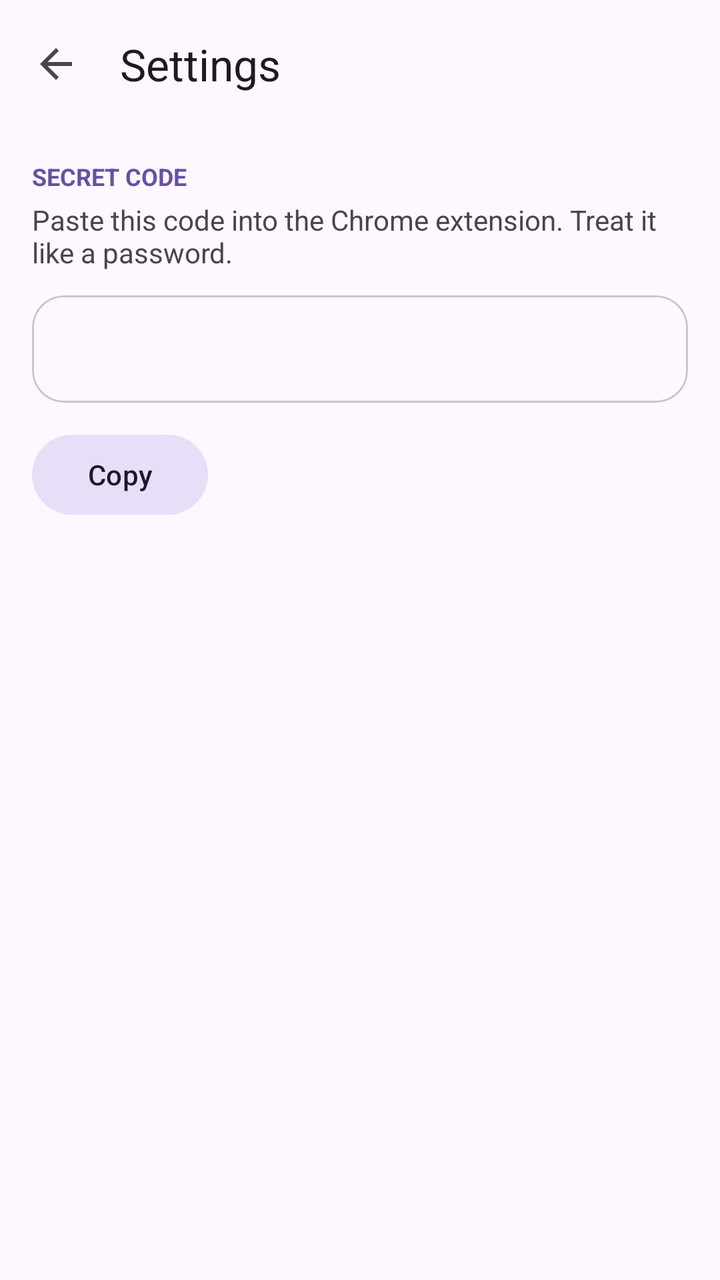
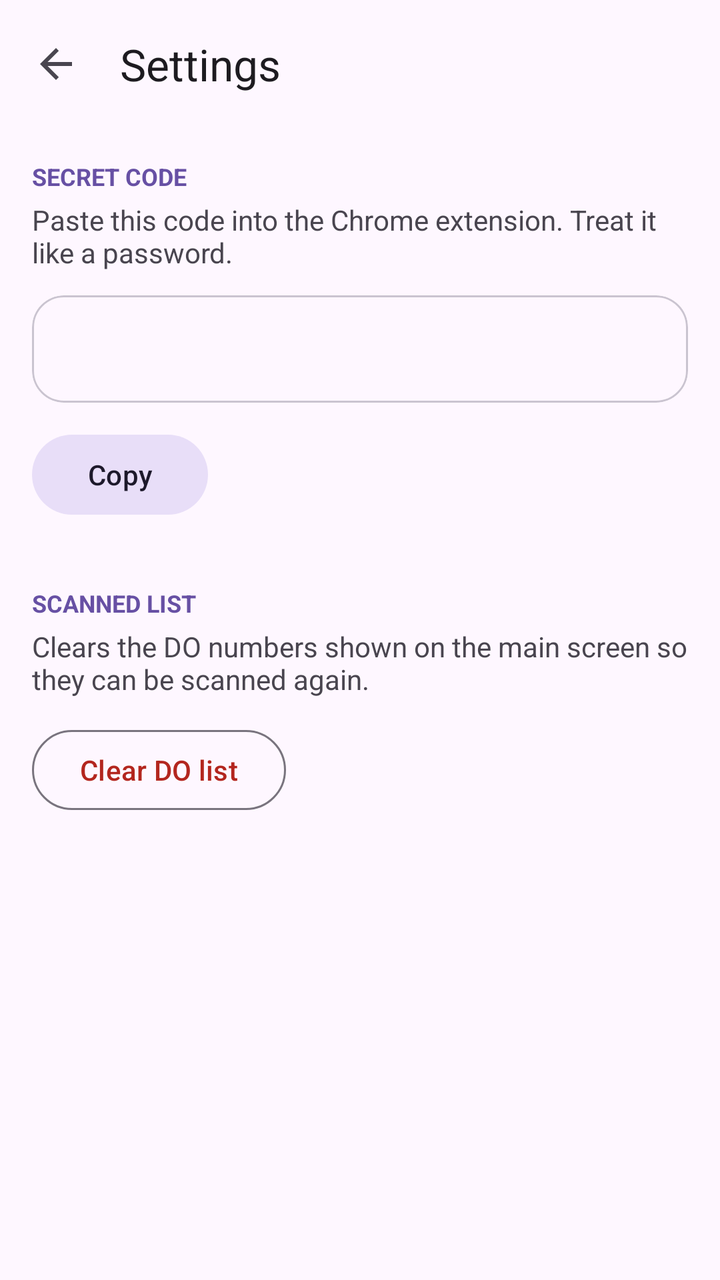

Two renders of the same Android screen: before a commit and after it. Below are the layout's source before the change and the commit's diff.
<!-- AndroidManifest.xml: application theme Theme.OcrDemo -->
<!-- res/layout/activity_settings.xml -->
<?xml version="1.0" encoding="utf-8"?>
<LinearLayout xmlns:android="http://schemas.android.com/apk/res/android"
    xmlns:app="http://schemas.android.com/apk/res-auto"
    android:layout_width="match_parent"
    android:layout_height="match_parent"
    android:background="?attr/colorSurface"
    android:fitsSystemWindows="true"
    android:orientation="vertical">

    <com.google.android.material.appbar.MaterialToolbar
        android:id="@+id/toolbar"
        android:layout_width="match_parent"
        android:layout_height="64dp"
        android:background="?attr/colorSurface"
        app:navigationIcon="?attr/homeAsUpIndicator"
        app:title="Settings"
        app:titleTextColor="?attr/colorOnSurface" />

    <LinearLayout
        android:layout_width="match_parent"
        android:layout_height="wrap_content"
        android:orientation="vertical"
        android:padding="16dp">

        <TextView
            android:layout_width="wrap_content"
            android:layout_height="wrap_content"
            android:text="SECRET CODE"
            android:textColor="?attr/colorPrimary"
            android:textSize="12sp"
            android:textStyle="bold" />

        <TextView
            android:layout_width="match_parent"
            android:layout_height="wrap_content"
            android:layout_marginTop="4dp"
            android:text="Paste this code into the Chrome extension. Treat it like a password."
            android:textColor="?attr/colorOnSurfaceVariant"
            android:textSize="14sp" />

        <com.google.android.material.card.MaterialCardView
            style="?attr/materialCardViewOutlinedStyle"
            android:layout_width="match_parent"
            android:layout_height="wrap_content"
            android:layout_marginTop="12dp"
            app:cardCornerRadius="16dp"
            app:cardElevation="0dp">

            <TextView
                android:id="@+id/tvCode"
                android:layout_width="match_parent"
                android:layout_height="wrap_content"
                android:fontFamily="monospace"
                android:padding="16dp"
                android:textColor="?attr/colorOnSurface"
                android:textIsSelectable="true"
                android:textSize="16sp" />
        </com.google.android.material.card.MaterialCardView>

        <com.google.android.material.button.MaterialButton
            android:id="@+id/btnCopy"
            style="@style/Widget.Material3.Button.TonalButton"
            android:layout_width="wrap_content"
            android:layout_height="wrap_content"
            android:layout_marginTop="12dp"
            android:text="Copy" />
    </LinearLayout>
</LinearLayout>
<!-- resources referenced by this layout -->
<resources>
  <style name="Theme.OcrDemo" parent="Base.Theme.OcrDemo" />
  <style name="Base.Theme.OcrDemo" parent="Theme.Material3.DayNight.NoActionBar">
          
          
      </style>
</resources>

<!-- the commit's change to res/layout/activity_settings.xml (unified diff, before → after) -->
@@ -64,5 +64,31 @@
             android:layout_height="wrap_content"
             android:layout_marginTop="12dp"
             android:text="Copy" />
+
+        <TextView
+            android:layout_width="wrap_content"
+            android:layout_height="wrap_content"
+            android:layout_marginTop="32dp"
+            android:text="SCANNED LIST"
+            android:textColor="?attr/colorPrimary"
+            android:textSize="12sp"
+            android:textStyle="bold" />
+
+        <TextView
+            android:layout_width="match_parent"
+            android:layout_height="wrap_content"
+            android:layout_marginTop="4dp"
+            android:text="Clears the DO numbers shown on the main screen so they can be scanned again."
+            android:textColor="?attr/colorOnSurfaceVariant"
+            android:textSize="14sp" />
+
+        <com.google.android.material.button.MaterialButton
+            android:id="@+id/btnClear"
+            style="?attr/materialButtonOutlinedStyle"
+            android:layout_width="wrap_content"
+            android:layout_height="wrap_content"
+            android:layout_marginTop="12dp"
+            android:text="Clear DO list"
+            android:textColor="?attr/colorError" />
     </LinearLayout>
 </LinearLayout>
